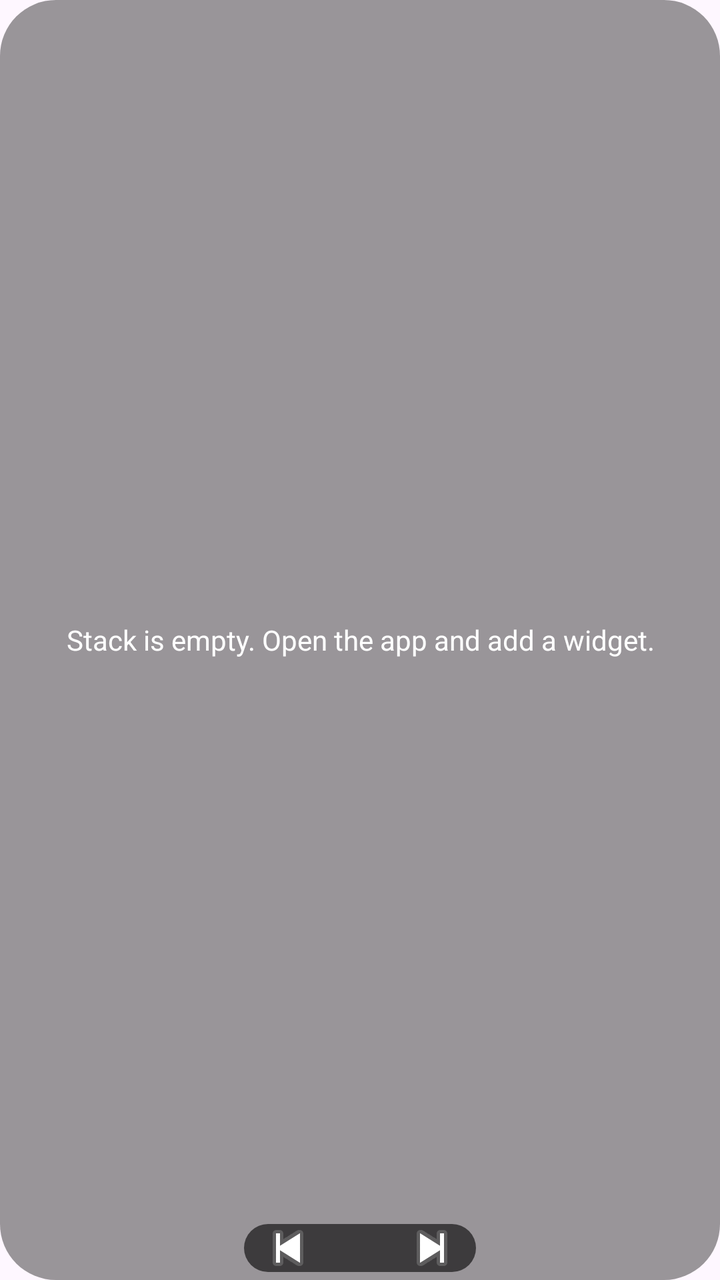
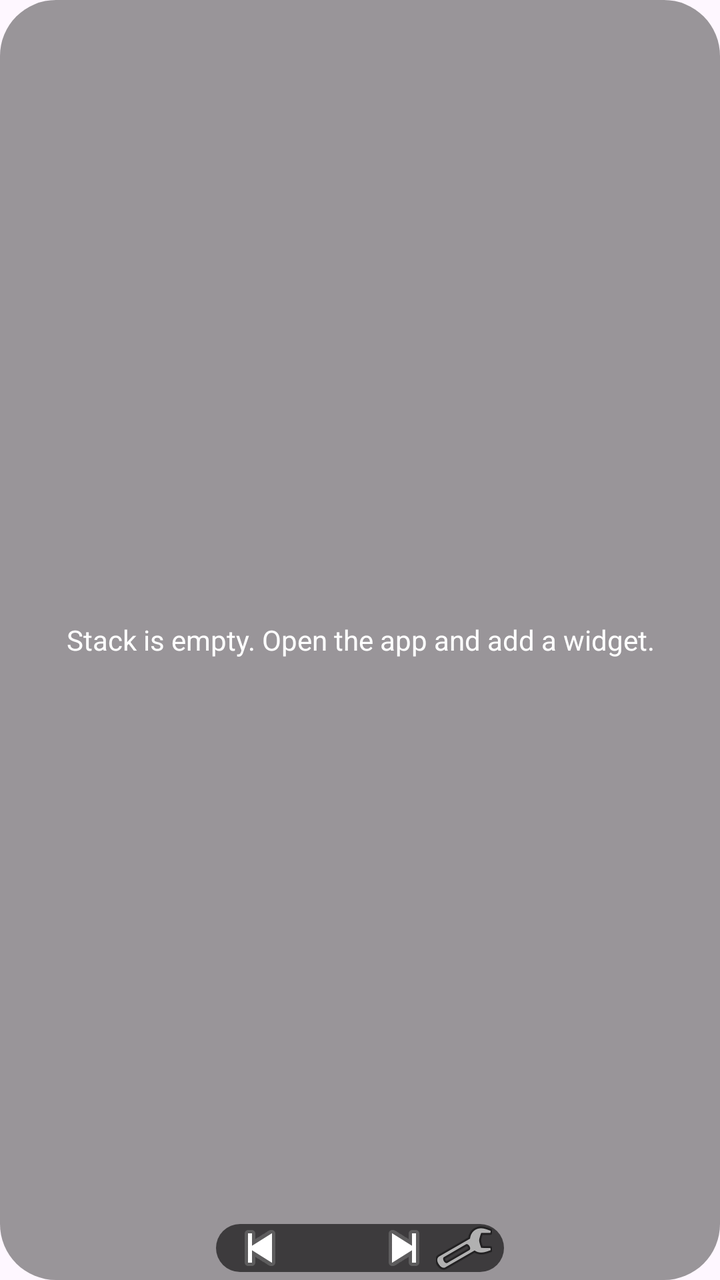

Compare the two renders of this Android layout. The source of the first and the diff that turns it into the second are given below.
<!-- AndroidManifest.xml: application theme Theme.Spike -->
<!-- res/layout/widget_stack.xml -->
<?xml version="1.0" encoding="utf-8"?>
<FrameLayout xmlns:android="http://schemas.android.com/apk/res/android"
    android:id="@+id/root"
    android:layout_width="match_parent"
    android:layout_height="match_parent"
    android:background="@drawable/widget_bg"
    android:clipToOutline="true">

    <ViewFlipper
        android:id="@+id/flipper"
        android:layout_width="match_parent"
        android:layout_height="match_parent"
        android:autoStart="false"
        android:measureAllChildren="false" />

    <TextView
        android:id="@+id/empty"
        android:layout_width="match_parent"
        android:layout_height="match_parent"
        android:gravity="center"
        android:padding="12dp"
        android:text="@string/empty_stack"
        android:textColor="#FFFFFF"
        android:background="#66000000" />

    <LinearLayout
        android:id="@+id/controls"
        android:layout_width="wrap_content"
        android:layout_height="wrap_content"
        android:layout_gravity="bottom|center_horizontal"
        android:layout_marginBottom="4dp"
        android:background="@drawable/chip_bg"
        android:orientation="horizontal"
        android:paddingStart="6dp"
        android:paddingEnd="6dp">

        <ImageButton
            android:id="@+id/prev"
            android:layout_width="32dp"
            android:layout_height="24dp"
            android:background="@android:color/transparent"
            android:contentDescription="Previous"
            android:src="@android:drawable/ic_media_previous" />

        <TextView
            android:id="@+id/page_label"
            android:layout_width="wrap_content"
            android:layout_height="24dp"
            android:gravity="center"
            android:minWidth="40dp"
            android:textColor="#FFFFFF"
            android:textSize="11sp" />

        <ImageButton
            android:id="@+id/next"
            android:layout_width="32dp"
            android:layout_height="24dp"
            android:background="@android:color/transparent"
            android:contentDescription="Next"
            android:src="@android:drawable/ic_media_next" />
    </LinearLayout>
</FrameLayout>
<!-- resources referenced by this layout -->
<resources>
  <!-- drawable chip_bg (drawable) -->
  <?xml version="1.0" encoding="utf-8"?>
  <shape xmlns:android="http://schemas.android.com/apk/res/android" android:shape="rectangle">
      <solid android:color="#99000000" />
      <corners android:radius="12dp" />
  </shape>
  <!-- drawable widget_bg (drawable) -->
  <?xml version="1.0" encoding="utf-8"?>
  <shape xmlns:android="http://schemas.android.com/apk/res/android" android:shape="rectangle">
      <solid android:color="#00000000" />
      <corners android:radius="@android:dimen/system_app_widget_background_radius" />
  </shape>
  <string name="empty_stack">Stack is empty. Open the app and add a widget.</string>
  <style name="Theme.Spike" parent="Theme.Material3.DayNight.NoActionBar" />
</resources>

<!-- the commit's change to res/layout/widget_stack.xml (unified diff, before → after) -->
@@ -58,5 +58,13 @@
             android:background="@android:color/transparent"
             android:contentDescription="Next"
             android:src="@android:drawable/ic_media_next" />
+
+        <ImageButton
+            android:id="@+id/settings"
+            android:layout_width="28dp"
+            android:layout_height="24dp"
+            android:background="@android:color/transparent"
+            android:contentDescription="Stack settings"
+            android:src="@android:drawable/ic_menu_preferences" />
     </LinearLayout>
 </FrameLayout>
